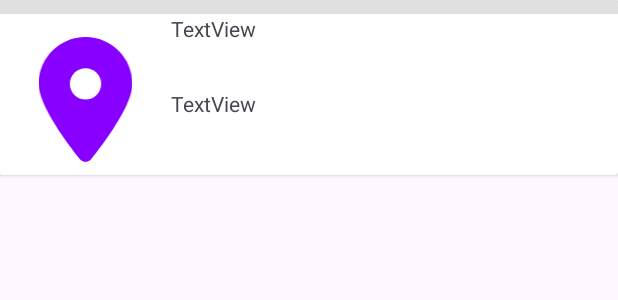
After one commit to Diciembre99/AdivinaDondeEstoy, an Android app: the layout poing_card.xml on its own in the app's theme, with its tools: preview values and no code run, on a phone screen of 412 x 824 dp. The commit adds this screen. Shown: the top 300 px of the screen. Run offline under Robolectric (Android 15) with nearby library versions, the phone set to English and light mode, and no system bars.

Commit message:
recycled view

```diff
--- a/AdivinaDondeEstoyProyecto/app/src/main/java/Modelo/Almacen.kt
+++ b/AdivinaDondeEstoyProyecto/app/src/main/java/Modelo/Almacen.kt
@@ -4,6 +4,6 @@ object Almacen {
     lateinit var listLeyend: ArrayList<Leyend>
     lateinit var user: Users
     var nivel = 0
-    lateinit var leyend : Leyend
     var seleccionado: Int = 0
+    lateinit var listPoint : ArrayList<Point>
 }
--- /dev/null
+++ b/AdivinaDondeEstoyProyecto/app/src/main/java/Modelo/Point.kt
@@ -0,0 +1,5 @@
+package Modelo
+
+import android.graphics.drawable.Drawable
+
+data class Point(val nombre: String, val punto : Drawable?, val latitud: Double, val longitud: Double)
--- /dev/null
+++ b/AdivinaDondeEstoyProyecto/app/src/main/res/drawable/location_dot_solid_purple.xml
@@ -0,0 +1,9 @@
+<vector xmlns:android="http://schemas.android.com/apk/res/android"
+    android:width="384dp"
+    android:height="512dp"
+    android:viewportWidth="384"
+    android:viewportHeight="512">
+  <path
+      android:fillColor="#8800FF"
+      android:pathData="M215.7,499.2C267,435 384,279.4 384,192C384,86 298,0 192,0S0,86 0,192c0,87.4 117,243 168.3,307.2c12.3,15.3 35.1,15.3 47.4,0zM192,128a64,64 0,1 1,0 128,64 64,0 1,1 0,-128z"/>
+</vector>
--- a/AdivinaDondeEstoyProyecto/app/src/main/res/layout/activity_busqueda.xml
+++ b/AdivinaDondeEstoyProyecto/app/src/main/res/layout/activity_busqueda.xml
@@ -87,6 +87,7 @@
         </LinearLayout>
 
         <androidx.recyclerview.widget.RecyclerView
+            android:id="@+id/recycledView"
             android:layout_width="match_parent"
             android:layout_height="wrap_content" />
 
--- /dev/null
+++ b/AdivinaDondeEstoyProyecto/app/src/main/res/layout/poing_card.xml
@@ -0,0 +1,90 @@
+<?xml version="1.0" encoding="utf-8"?>
+<androidx.cardview.widget.CardView xmlns:android="http://schemas.android.com/apk/res/android"
+    xmlns:app="http://schemas.android.com/apk/res-auto"
+    xmlns:tools="http://schemas.android.com/tools"
+    android:layout_width="match_parent"
+    android:layout_height="wrap_content"
+    android:background="@color/black">
+
+    <LinearLayout
+        android:layout_width="match_parent"
+        android:layout_height="match_parent"
+        android:orientation="vertical">
+
+        <View
+            android:id="@+id/divider2"
+            android:layout_width="match_parent"
+            android:layout_height="9dp"
+            android:background="?android:attr/listDivider" />
+
+        <LinearLayout
+            android:layout_width="match_parent"
+            android:layout_height="107dp"
+            android:orientation="horizontal">
+
+            <LinearLayout
+                android:layout_width="227dp"
+                android:layout_height="match_parent"
+                android:layout_weight="1"
+                android:orientation="vertical">
+
+                <View
+                    android:id="@+id/divider4"
+                    android:layout_width="match_parent"
+                    android:layout_height="16dp"
+                    android:layout_weight="1"
+                    android:background="@color/white" />
+
+                <ImageView
+                    android:id="@+id/imageView5"
+                    android:layout_width="match_parent"
+                    android:layout_height="84dp"
+                    android:layout_weight="1"
+                    app:srcCompat="@drawable/location_dot_solid_purple" />
+
+                <View
+                    android:id="@+id/divider5"
+                    android:layout_width="match_parent"
+                    android:layout_height="9dp"
+                    android:layout_weight="1"
+                    android:background="@color/white" />
+            </LinearLayout>
+
+            <LinearLayout
+                android:layout_width="match_parent"
+                android:layout_height="match_parent"
+                android:layout_weight="1"
+                android:orientation="horizontal">
+
+                <LinearLayout
+                    android:layout_width="match_parent"
+                    android:layout_height="match_parent"
+                    android:layout_weight="1"
+                    android:orientation="horizontal">
+
+                    <LinearLayout
+                        android:layout_width="143dp"
+                        android:layout_height="match_parent"
+                        android:layout_weight="1"
+                        android:orientation="vertical">
+
+                        <TextView
+                            android:id="@+id/tvLatitud"
+                            android:layout_width="match_parent"
+                            android:layout_height="50dp"
+                            android:text="TextView" />
+
+                        <TextView
+                            android:id="@+id/tvLongitud"
+                            android:layout_width="match_parent"
+                            android:layout_height="58dp"
+                            android:text="TextView" />
+                    </LinearLayout>
+
+                </LinearLayout>
+
+            </LinearLayout>
+        </LinearLayout>
+    </LinearLayout>
+
+</androidx.cardview.widget.CardView>
```
Also changed, not shown: AdivinaDondeEstoyProyecto/app/src/main/java/Adaptador/AdaptadorPoint.kt (added, +72 -0 lines), AdivinaDondeEstoyProyecto/app/src/main/java/com/example/adivinadondeestoyproyecto/Busqueda.kt (+23 -0 lines), AdivinaDondeEstoyProyecto/app/src/main/res/drawable/location_dot_solid_green.xml (added, +9 -0 lines), AdivinaDondeEstoyProyecto/app/src/main/res/drawable/location_dot_solid_orange.xml (added, +9 -0 lines), AdivinaDondeEstoyProyecto/app/src/main/res/drawable/location_dot_solid_red.xml (added, +9 -0 lines), AdivinaDondeEstoyProyecto/app/src/main/res/drawable/location_dot_solid_yellow.xml (added, +9 -0 lines).
